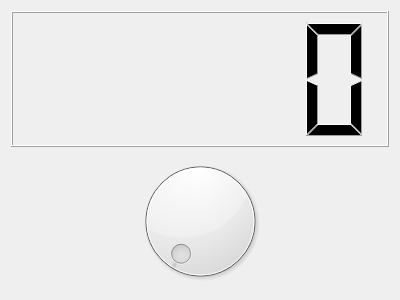
The window that gui/src/mainwindow.ui (rbrauner/arduino-led-control) describes before a commit, drawn with Qt 5.
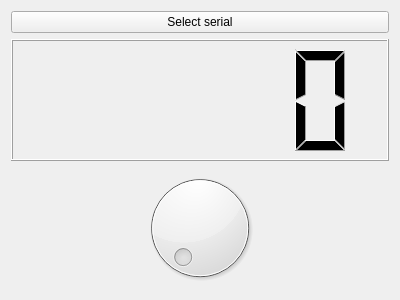
The same window after the commit.

Commit message: Add Serial to MainWindow

Diff of the .ui file:
```diff
--- a/gui/src/mainwindow.ui
+++ b/gui/src/mainwindow.ui
@@ -15,6 +15,13 @@
   </property>
   <widget class="QWidget" name="centralWidget">
    <layout class="QVBoxLayout" name="verticalLayout">
+    <item>
+     <widget class="QPushButton" name="selectSerialPushButton">
+      <property name="text">
+       <string>Select serial</string>
+      </property>
+     </widget>
+    </item>
     <item>
      <widget class="QLCDNumber" name="lcdNumber"/>
     </item>
```
The commit also changes 5 other files.
